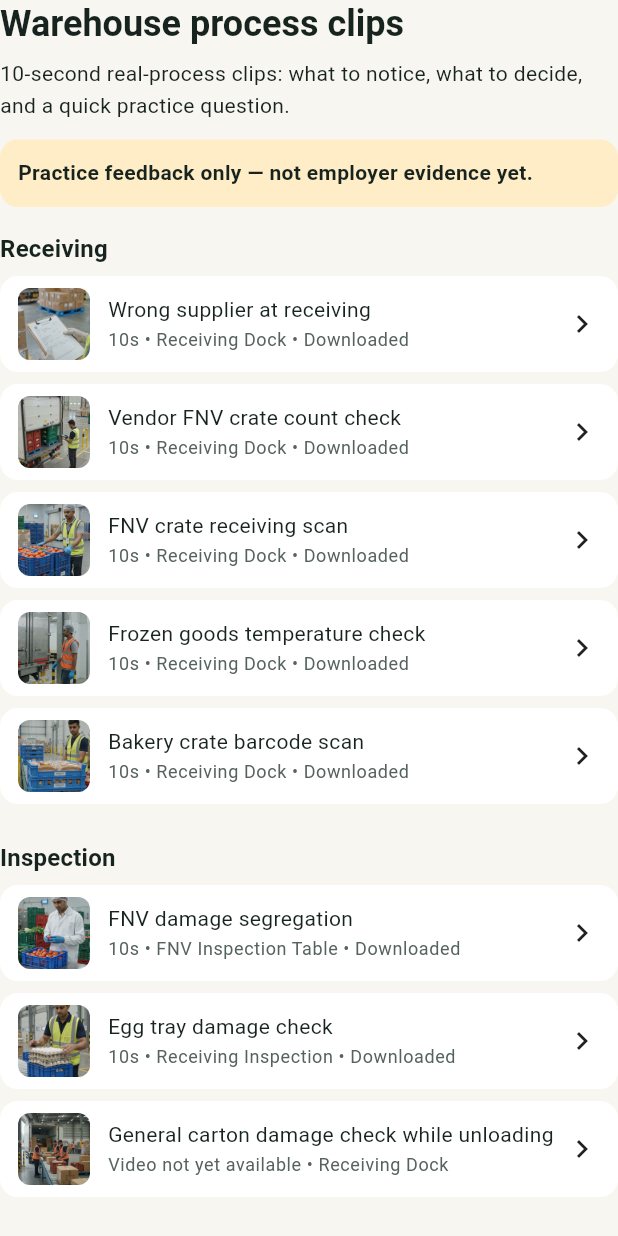
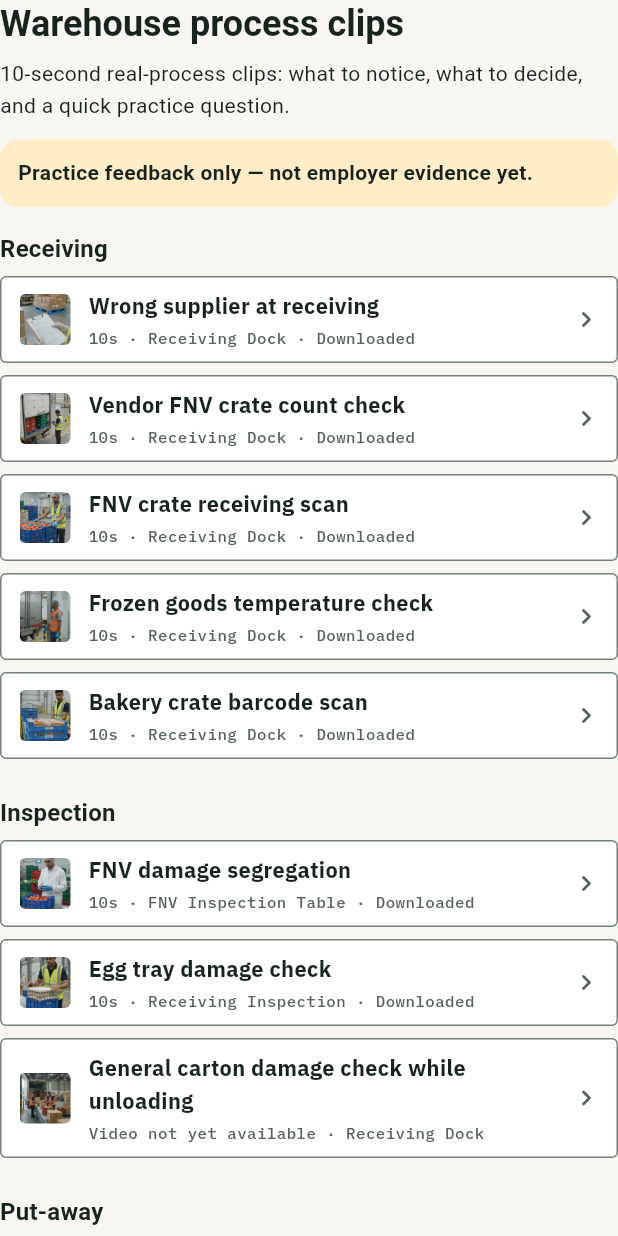
Before and after one commit to manushivendra-shivanya/skilling-platform, a Flutter app: the WarehouseClipsSection widget shown alone on an empty page, opened directly, on a phone screen of 412 x 824 dp. Run offline on Flutter 3.47's test engine with Material 3 defaults, Android fonts, the phone set to English and light mode, and no system bars; our stand-ins replace dio, flutter_riverpod, flutter_secure_storage, go_router, google_sign_in, shimmer and 3 more; missing offline and left inert: record; accounts and stored records are empty; project files that could hold a hidden picture were left out.

Commit message:
feat(candidate-mobile): restyle Lessons' warehouse clips section with sector-pack tokens
- WarehouseClipsSection's rows: replaced the plain Material/ListTile row
  (bare Icons.play_circle_outline / hourglass_empty / check_circle /
  chevron_right) with a lighter, screen-scoped _ClipRow styled with
  SectorPackTypography + SectorIcon + pack colours. SectorIndexRow wasn't
  reused directly -- a clip has no natural "L-01"-style index the way a
  lesson unit does, so its left-edge index-tag contract doesn't fit; see
  the doc comment and docs/26's dogfooding log for the reasoning.
  Real thumbnail assets, the "video not yet available" placeholder, and
  the watched/downloaded states are all preserved, just restyled.
- learning_screen.dart: replaced the plain Divider() between the lesson
  list and the clips section with a diagonal hazard-tape divider
  (CustomPainter), matching the Shift Floor mock's device. Uses
  AppColors.navy (fixed structural chrome) + pack.signalPalette.active,
  not a primaryAccent-derived colour -- this is persistent chrome, the
  same category of case that produced the Learn tab bar's muddy-brown bug
  this session. Kept private to learning_screen.dart rather than a fifth
  sector_pack/presentation/ widget, since it's used in exactly one place.
- Test: swapped the Icons.check_circle assertion for a SectorIcon(glyph:
  check) predicate (no bare Material icons left to assert against), added
  coverage for the play/pending glyph split and the divider replacing
  Divider().

Co-Authored-By: Claude Sonnet 5 <noreply@anthropic.com>

```diff
--- a/apps/candidate-mobile/lib/features/micro_lessons/presentation/warehouse_clips_section.dart
+++ b/apps/candidate-mobile/lib/features/micro_lessons/presentation/warehouse_clips_section.dart
@@ -1,11 +1,14 @@
 import 'package:flutter/material.dart';
 import 'package:flutter_riverpod/flutter_riverpod.dart';
 
-import '../../../app/theme/app_colors.dart';
 import '../../../app/theme/app_spacing.dart';
 import '../../../core/errors/app_failure.dart';
 import '../../../core/widgets/app_skeleton.dart';
 import '../../../core/widgets/app_state_view.dart';
+import '../../sector_pack/application/active_sector_pack_provider.dart';
+import '../../sector_pack/domain/sector_pack.dart';
+import '../../sector_pack/presentation/sector_pack_icons.dart';
+import '../../sector_pack/presentation/sector_pack_typography.dart';
 import '../domain/micro_lesson_clip.dart';
 import 'micro_lesson_clip_controller.dart';
 import 'micro_lesson_player_screen.dart';
@@ -47,6 +50,7 @@ class WarehouseClipsSection extends ConsumerWidget {
   @override
   Widget build(BuildContext context, WidgetRef ref) {
     final state = ref.watch(microLessonClipControllerProvider);
+    final pack = ref.watch(activeSectorPackProvider);
     return Column(
       crossAxisAlignment: CrossAxisAlignment.stretch,
       children: [
@@ -87,6 +91,7 @@ class WarehouseClipsSection extends ConsumerWidget {
               children: [
                 for (final domain in populatedDomains)
                   _DomainGroup(
+                    pack: pack,
                     domain: domain,
                     label: _domainLabel(domain),
                     clips: data.clipsForDomain(domain),
@@ -103,12 +108,14 @@ class WarehouseClipsSection extends ConsumerWidget {
 
 class _DomainGroup extends StatelessWidget {
   const _DomainGroup({
+    required this.pack,
     required this.domain,
     required this.label,
     required this.clips,
     required this.viewedClipIds,
   });
 
+  final SectorPack pack;
   final MicroLessonDomain domain;
   final String label;
   final List<MicroLessonClip> clips;
@@ -124,7 +131,11 @@ class _DomainGroup extends StatelessWidget {
           Text(label, style: Theme.of(context).textTheme.titleMedium),
           const SizedBox(height: AppSpacing.xs),
           for (final clip in clips) ...[
-            _ClipTile(clip: clip, viewed: viewedClipIds.contains(clip.id)),
+            _ClipRow(
+              pack: pack,
+              clip: clip,
+              viewed: viewedClipIds.contains(clip.id),
+            ),
             const SizedBox(height: AppSpacing.xs),
           ],
         ],
@@ -133,9 +144,27 @@ class _DomainGroup extends StatelessWidget {
   }
 }
 
-class _ClipTile extends StatelessWidget {
-  const _ClipTile({required this.clip, required this.viewed});
+/// One process clip, styled with the same visual language as
+/// `SectorIndexRow` (`SectorPackTypography` + `SectorIcon` + `pack`
+/// colours) rather than reusing that widget directly -- a clip has no
+/// natural "L-01"-style index the way a lesson unit does, so the left-edge
+/// index tag that widget's contract requires doesn't fit here. This stays
+/// a lighter, screen-specific row rather than a fifth shared structural
+/// widget, per docs/adr/0020-sector-pack-abstraction.md.
+///
+/// No `Row(crossAxisAlignment: stretch)` / `IntrinsicHeight` here -- this
+/// row has no full-height side element to stretch, so the bug class noted
+/// in `sector_index_row.dart`'s doc comment (and this session's
+/// dogfooding log) doesn't apply, but the same caution against them holds
+/// for anything added here later.
+class _ClipRow extends StatelessWidget {
+  const _ClipRow({
+    required this.pack,
+    required this.clip,
+    required this.viewed,
+  });
 
+  final SectorPack pack;
   final MicroLessonClip clip;
 
   /// Persisted on-device once playback reaches the end -- see
@@ -145,16 +174,30 @@ class _ClipTile extends StatelessWidget {
   @override
   Widget build(BuildContext context) {
     final hasVideo = clip.hasVideoAsset;
-    return Material(
-      color: AppColors.surface,
-      borderRadius: BorderRadius.circular(12),
+    final ink = Theme.of(context).colorScheme.onSurface;
+    final inkSoft = Theme.of(context).colorScheme.onSurfaceVariant;
+    final statusText = hasVideo
+        ? '${clip.durationSeconds}s · ${clip.processArea} · Downloaded'
+              '${viewed ? ' · Watched' : ''}'
+        : 'Video not yet available · ${clip.processArea}';
+    final statusColor = viewed ? pack.signalPalette.cleared : inkSoft;
+
+    return Container(
+      decoration: BoxDecoration(
+        color: Theme.of(context).colorScheme.surface,
+        border: Border.all(color: Theme.of(context).dividerColor),
+        borderRadius: BorderRadius.circular(4),
+      ),
+      clipBehavior: Clip.antiAlias,
+      child: Material(
+        color: Colors.transparent,
         child: InkWell(
-        borderRadius: BorderRadius.circular(12),
-        // Pushed on the root navigator, not the Learn tab's own nested one
-        // (StatefulShellRoute gives each tab its own navigator) -- pushing
-        // on the tab's navigator left the shell's persistent "AI Coach"
-        // FAB floating on top of the clip detail screen, intercepting taps
-        // near the bottom of the page instead of reaching real content.
+          // Pushed on the root navigator, not the Learn tab's own nested
+          // one (StatefulShellRoute gives each tab its own navigator) --
+          // pushing on the tab's navigator left the shell's persistent
+          // "AI Coach" FAB floating on top of the clip detail screen,
+          // intercepting taps near the bottom of the page instead of
+          // reaching real content.
           onTap: () => Navigator.of(context, rootNavigator: true).push(
             MaterialPageRoute<void>(
               builder: (_) => MicroLessonPlayerScreen(
@@ -170,38 +213,38 @@ class _ClipTile extends StatelessWidget {
             ),
             child: Row(
               children: [
-              _ClipThumbnail(clip: clip),
+                _ClipThumbnail(pack: pack, clip: clip, viewed: viewed),
                 const SizedBox(width: AppSpacing.sm),
                 Expanded(
                   child: Column(
+                    mainAxisSize: MainAxisSize.min,
                     crossAxisAlignment: CrossAxisAlignment.start,
                     children: [
-                    Text(clip.title),
                       Text(
-                      hasVideo
-                          ? '${clip.durationSeconds}s • ${clip.processArea} • Downloaded'
-                                '${viewed ? ' • Watched' : ''}'
-                          : 'Video not yet available • ${clip.processArea}',
-                      style: Theme.of(context).textTheme.bodySmall?.copyWith(
-                        color: viewed
-                            ? AppColors.success
-                            : Theme.of(context).colorScheme.onSurfaceVariant,
-                        fontWeight: viewed ? FontWeight.w600 : null,
+                        clip.title,
+                        style: SectorPackTypography.bodyBold(color: ink),
+                      ),
+                      const SizedBox(height: 2),
+                      Text(
+                        statusText,
+                        style: SectorPackTypography.monoLabel(
+                          color: statusColor,
+                          fontWeight: viewed
+                              ? FontWeight.w600
+                              : FontWeight.w500,
                         ),
                       ),
                     ],
                   ),
                 ),
-              if (viewed) ...[
-                const Icon(
-                  Icons.check_circle,
-                  color: AppColors.success,
-                  size: 20,
+                const SizedBox(width: AppSpacing.xs),
+                SectorIcon(
+                  glyph: SectorGlyph.chevronRight,
+                  color: inkSoft,
+                  size: 16,
                 ),
-                const SizedBox(width: AppSpacing.xs),
               ],
-              const Icon(Icons.chevron_right),
-            ],
+            ),
           ),
         ),
       ),
@@ -210,34 +253,55 @@ class _ClipTile extends StatelessWidget {
 }
 
 /// Real thumbnail (generated by scripts/micro_lesson_video_pipeline.py)
-/// when the clip has one, falling back to a plain icon otherwise --
-/// covers both "video not produced yet" and, defensively, a video that
+/// when the clip has one, falling back to a drawn [SectorIcon] otherwise
+/// -- covers both "video not produced yet" and, defensively, a video that
 /// exists without a thumbnail (e.g. the pipeline hasn't been re-run yet).
+/// A watched clip shows the check glyph regardless of thumbnail
+/// availability, mirroring `SectorIndexRow`'s completed-lesson treatment.
 class _ClipThumbnail extends StatelessWidget {
-  const _ClipThumbnail({required this.clip});
+  const _ClipThumbnail({
+    required this.pack,
+    required this.clip,
+    required this.viewed,
+  });
 
+  final SectorPack pack;
   final MicroLessonClip clip;
+  final bool viewed;
 
   @override
   Widget build(BuildContext context) {
     final thumbnailUrl = clip.thumbnailUrl;
     if (thumbnailUrl != null && thumbnailUrl.startsWith('asset://')) {
       return ClipRRect(
-        borderRadius: BorderRadius.circular(8),
+        borderRadius: BorderRadius.circular(4),
         child: Image.asset(
           thumbnailUrl.substring('asset://'.length),
-          width: 48,
-          height: 48,
+          width: 34,
+          height: 34,
           fit: BoxFit.cover,
         ),
       );
     }
     final hasVideo = clip.hasVideoAsset;
-    return Icon(
-      hasVideo ? Icons.play_circle_outline : Icons.hourglass_empty,
-      color: hasVideo
-          ? AppColors.brand
-          : Theme.of(context).colorScheme.onSurfaceVariant,
+    final glyph = viewed
+        ? SectorGlyph.check
+        : hasVideo
+        ? SectorGlyph.play
+        : SectorGlyph.pending;
+    final color = viewed
+        ? pack.signalPalette.cleared
+        : hasVideo
+        ? pack.primaryAccent
+        : Theme.of(context).colorScheme.onSurfaceVariant;
+    return Container(
+      width: 34,
+      height: 34,
+      alignment: Alignment.center,
+      decoration: BoxDecoration(
+        border: Border.all(color: Theme.of(context).dividerColor, width: 1.5),
+      ),
+      child: SectorIcon(glyph: glyph, color: color, size: 16),
     );
   }
 }
```
Also changed, not shown: apps/candidate-mobile/lib/features/learning/presentation/learning_screen.dart (+92 -1 lines), 1 other file. Lines whose indentation alone changed are shown as unchanged.
